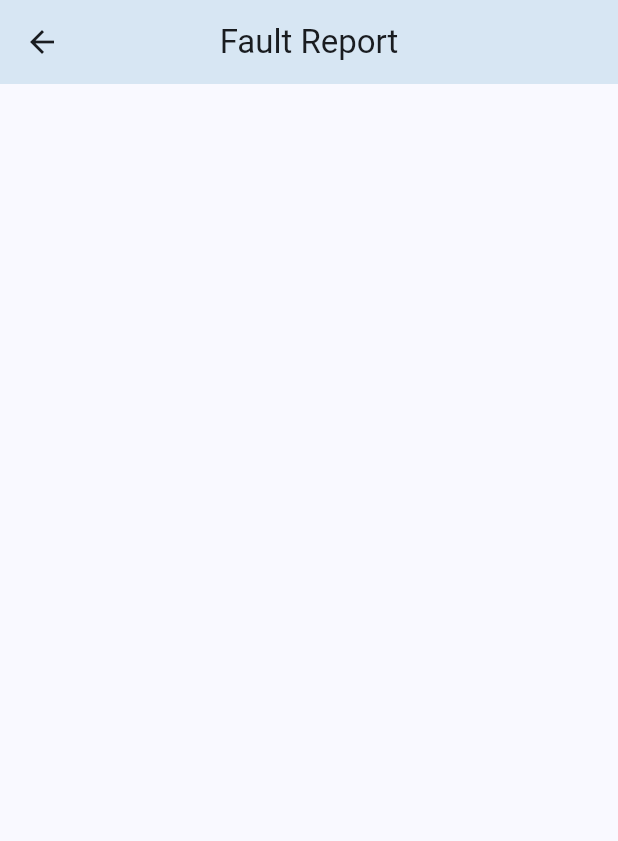
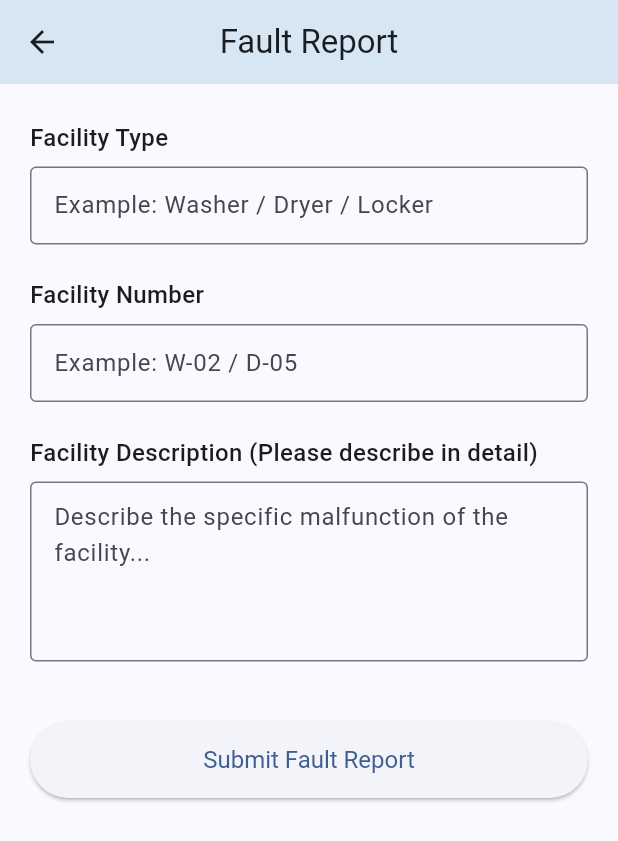
Before and after one commit to yanzhu9/LaundryPulse, a Flutter app: the FaultReportPage screen opened directly, on a phone screen of 412 x 824 dp. Shown: the top 841 px of the screen. Run offline on Flutter 3.47's test engine with Material 3 defaults, Android fonts, the phone set to English and light mode, and no system bars; our stand-ins replace dio, firebase_core, firebase_messaging; accounts and stored records are empty.

Commit message:
Just UI and Route Navigation for fault report

```diff
--- a/frontend/lib/main.dart
+++ b/frontend/lib/main.dart
@@ -142,37 +142,9 @@ class _MyHomePageState extends State<MyHomePage> {
     return Scaffold(
       // For the head part of the app
       appBar: AppBar(
-        leading: IconButton(
-          icon: const Icon(
-            //Icons.build,
-            Icons.report,
-            color: Colors.grey,
-          ),
-          onPressed: () {
-            Navigator.push(
-            context,
-            MaterialPageRoute(builder: (context) => const FaultReportPage()),
-            );
-          },
-        ),
-
         backgroundColor: const Color.fromARGB(255, 215, 230, 243),
         centerTitle: true,
         title: Text(pageTitles[currentIndex]),
-
-        actions: [IconButton(
-          icon: const Icon(
-            Icons.settings,
-            color: Colors.grey,
-          ),
-          onPressed: () {
-            Navigator.push(
-              context,
-              MaterialPageRoute(builder: (context) => const SettingPage()),
-            );
-          },
-        ),
-      ],
       ),
 
       body: pageBody[currentIndex],
@@ -208,31 +180,167 @@ class _MyHomePageState extends State<MyHomePage> {
   }
 }
 
-class FaultReportPage extends StatelessWidget {
+class FaultReportPage extends StatefulWidget {
   const FaultReportPage({super.key});
+
+  @override
+  State<FaultReportPage> createState() => _FaultReportPageState();
+}
+
+class _FaultReportPageState extends State<FaultReportPage> {
+  //three controllers for the three input fields
+  final TextEditingController machineTypeCtrl = TextEditingController();
+  final TextEditingController machineNoCtrl = TextEditingController();
+  final TextEditingController faultDescCtrl = TextEditingController();
+
+  // Dispose controllers to avoid memory leaks
+  @override
+  void dispose() {
+    machineTypeCtrl.dispose();
+    machineNoCtrl.dispose();
+    faultDescCtrl.dispose();
+    super.dispose();
+  }
+
+  // confirmation dialog before submitting the fault report
+  void openConfirmDialog() {
+  showDialog(
+    context: context,
+    builder: (dialogContext) => AlertDialog(
+      title: const Text("Submit Fault Report?"),
+      actions: [
+        // if user clicks Yes, close the dialog and call handleSubmitSuccess()
+        ElevatedButton(
+          onPressed: () {
+            Navigator.pop(dialogContext);
+            handleSubmitSuccess();
+          },
+          child: const Text("Yes"),
+        ),
+        // if user clicks No, just close the dialog and show a cancellation SnackBar
+        TextButton(
+          onPressed: () {
+            Navigator.pop(dialogContext);
+            // show a cancellation SnackBar
+            ScaffoldMessenger.of(context).showSnackBar(
+              const SnackBar(
+                content: Text("Fault report submission cancelled"),
+                backgroundColor: Colors.grey,
+                duration: Duration(seconds: 1),
+              ),
+            );
+          },
+          child: const Text("No"),
+        ),
+      ],
+    ),
+  );
+}
+
+  // if the user confirms submission, this function will be called to handle the backend logic (currently only commented) and provide UI feedback
+  void handleSubmitSuccess() {
+    // ====================== Backend Logic ======================
+    /*
+    Backend needs to complete the following operations:
+    1. Create a new FaultReportRecord and save it to the database, recording the user, machine, fault description, and timestamp
+    2. Update the corresponding machine table, changing the machine status to out_of_service
+    3. Query all administrator users with role=admin, and push FCM fault alerts in bulk
+    */
+    // ===================================================================
+
+    // UI feedback
+    ScaffoldMessenger.of(context).showSnackBar(
+      const SnackBar(
+        content: Text("Fault report submitted successfully!"),
+        backgroundColor: Colors.green,
+        duration: Duration(seconds: 2),
+      ),
+    );
+    // clear the input fields
+    machineTypeCtrl.clear();
+    machineNoCtrl.clear();
+    faultDescCtrl.clear();
+    // navigate back to the previous page (HomePage)
+    if (mounted) Navigator.pop(context);
+  }
 
   @override
   Widget build(BuildContext context) {
     return Scaffold(
       appBar: AppBar(
-        backgroundColor:  const Color.fromARGB(255, 215, 230, 243),
+        backgroundColor: const Color.fromARGB(255, 215, 230, 243),
         centerTitle: true,
         title: const Text('Fault Report'),
       ),
-    );
-  }
-}
-
-class SettingPage extends StatelessWidget {
-  const SettingPage({super.key});
-
-  @override
-  Widget build(BuildContext context) {
-    return Scaffold(
-      appBar: AppBar(
-        backgroundColor:  const Color.fromARGB(255, 215, 230, 243),
-        centerTitle: true,
-        title: const Text('Settings'),
+      body: SingleChildScrollView(
+        padding: const EdgeInsets.symmetric(horizontal: 20, vertical: 24),
+        child: Column(
+          crossAxisAlignment: CrossAxisAlignment.start,
+          children: [
+            // 1. Facility type input area
+            const Text(
+              "Facility Type",
+              style: TextStyle(fontSize: 16, fontWeight: FontWeight.w500),
+            ),
+            const SizedBox(height: 8),
+            TextField(
+              controller: machineTypeCtrl,
+              decoration: const InputDecoration(
+                hintText: "Example: Washer / Dryer / Locker",
+                border: OutlineInputBorder(),
+                contentPadding: EdgeInsets.symmetric(horizontal: 12, vertical: 14),
+              ),
+            ),
+            const SizedBox(height: 22),
+
+            // 2. Facility Number input area
+            const Text(
+              "Facility Number",
+              style: TextStyle(fontSize: 16, fontWeight: FontWeight.w500),
+            ),
+            const SizedBox(height: 8),
+            TextField(
+              controller: machineNoCtrl,
+              decoration: const InputDecoration(
+                hintText: "Example: W-02 / D-05",
+                border: OutlineInputBorder(),
+                contentPadding: EdgeInsets.symmetric(horizontal: 12, vertical: 14),
+              ),
+            ),
+            const SizedBox(height: 22),
+
+            // 3. Facility Description (Multi-line input)
+            const Text(
+              "Facility Description (Please describe in detail)",
+              style: TextStyle(fontSize: 16, fontWeight: FontWeight.w500),
+            ),
+            const SizedBox(height: 8),
+            TextField(
+              controller: faultDescCtrl,
+              maxLines: 4,
+              minLines: 4,
+              decoration: const InputDecoration(
+                hintText: "Describe the specific malfunction of the facility...",
+                border: OutlineInputBorder(),
+                contentPadding: EdgeInsets.symmetric(horizontal: 12, vertical: 12),
+              ),
+            ),
+            const SizedBox(height: 40),
+
+            // 4. Submit button
+            SizedBox(
+              width: double.infinity,
+              child: ElevatedButton(
+                onPressed: openConfirmDialog,
+                style: ElevatedButton.styleFrom(
+                  padding: const EdgeInsets.symmetric(vertical: 16),
+                  textStyle: const TextStyle(fontSize: 16),
+                ),
+                child: const Text("Submit Fault Report"),
+              ),
+            ),
+          ],
+        ),
       ),
     );
   }
@@ -987,6 +1095,36 @@ class _ProfilePageState extends State<ProfilePage> {
       ),
     );
   }
+
+  Widget buildFaultReportEntry() {
+  return InkWell(
+    onTap: () {
+      Navigator.push(
+        context,
+        MaterialPageRoute(builder: (context) => const FaultReportPage()),
+      );
+    },
+    child: Container(
+      width: double.infinity,
+      padding: const EdgeInsets.symmetric(vertical: 16, horizontal: 14),
+      margin: const EdgeInsets.only(top: 16),
+      decoration: BoxDecoration(
+        color: Colors.grey.shade100,
+        borderRadius: BorderRadius.circular(8),
+      ),
+      child: Row(
+        mainAxisAlignment: MainAxisAlignment.spaceBetween,
+        children: const [
+          Text(
+            "Fault Report",
+            style: TextStyle(fontSize: 16, fontWeight: FontWeight.w500),
+          ),
+          Icon(Icons.chevron_right, color: Colors.grey),
+        ],
+      ),
+    ),
+  );
+}
 
   @override
   Widget build(BuildContext context) {
@@ -1063,6 +1201,7 @@ class _ProfilePageState extends State<ProfilePage> {
                     // New review entry at the bottom of original UI
                     buildReviewEntry(),
                     buildAnalyticsEntry(),
+                    buildFaultReportEntry(),
                   ],
                 ),
               ),
```
